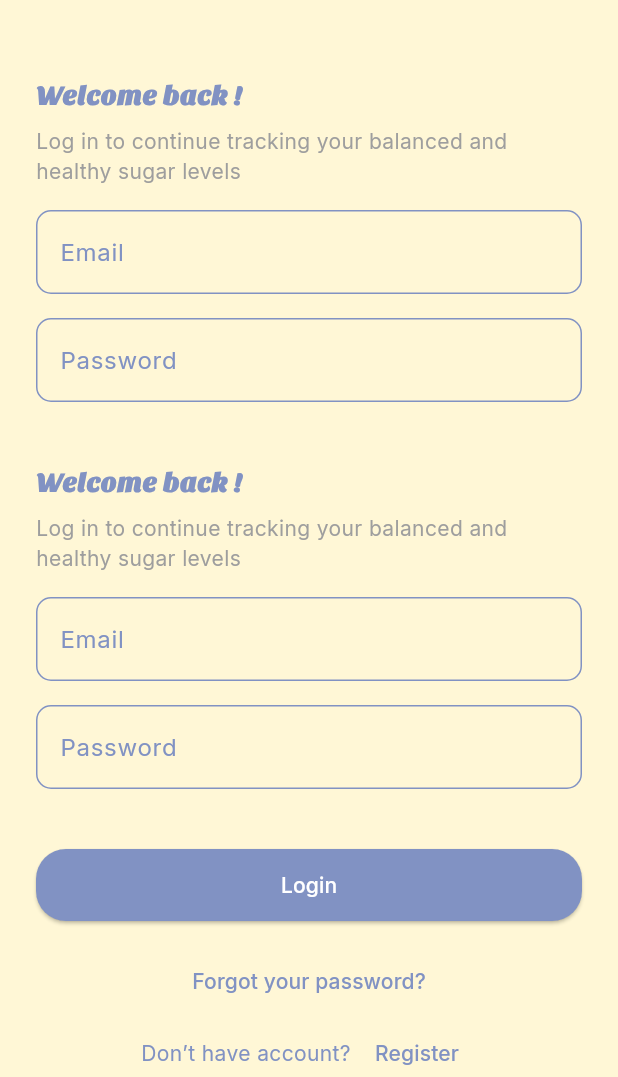
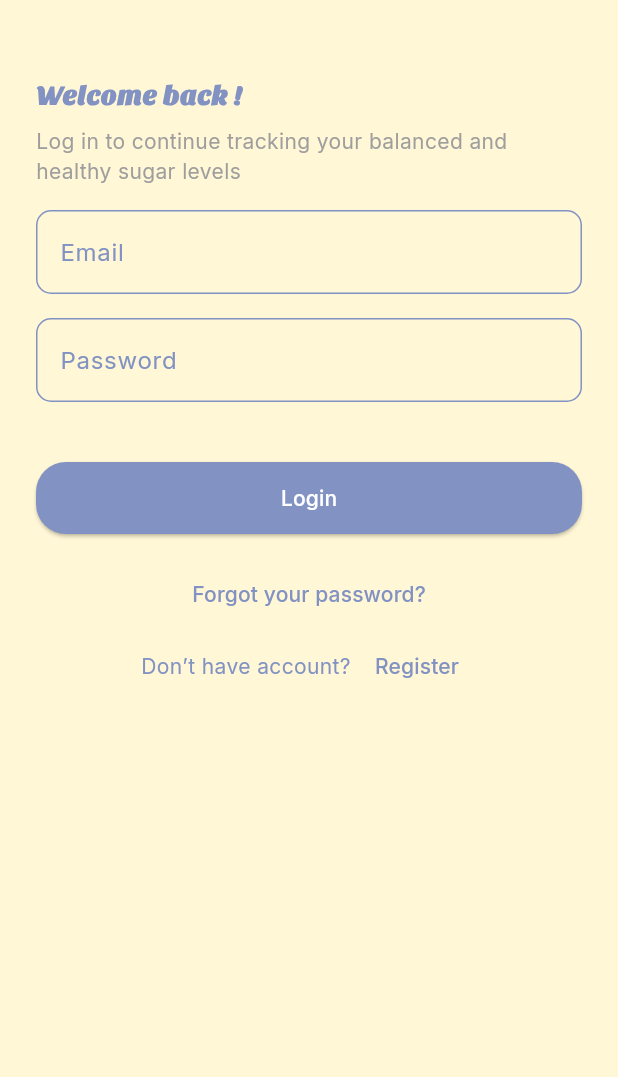
Before and after one commit to balbinopb/sweetTake_app, a Flutter app: the LoginView screen opened by its route, on a phone screen of 412 x 824 dp, the part 159-1236 px from its top. Run offline on Flutter 3.47's test engine with Material 3 defaults, Android fonts, the light colour scheme and no system bars; our stand-ins replace get, google_fonts.

Commit message:
update login

```diff
--- a/lib/app/modules/login/views/login_view.dart
+++ b/lib/app/modules/login/views/login_view.dart
@@ -1,5 +1,4 @@
 import 'package:flutter/material.dart';
-
 import 'package:get/get.dart';
 import 'package:sweettake_app/app/widgets/custom_textfield.dart';
 
@@ -9,15 +8,15 @@ import '../controllers/login_controller.dart';
 
 class LoginView extends GetView<LoginController> {
   const LoginView({super.key});
+
   @override
   Widget build(BuildContext context) {
     return Scaffold(
       resizeToAvoidBottomInset: true,
       body: SafeArea(
         child: SingleChildScrollView(
-          padding: const EdgeInsets.symmetric(horizontal: 24.0,vertical: 60),
+          padding: const EdgeInsets.symmetric(horizontal: 24.0, vertical: 60),
           child: Column(
-            mainAxisAlignment: MainAxisAlignment.center,
             crossAxisAlignment: CrossAxisAlignment.center,
             children: [
               Text(
@@ -28,43 +27,11 @@ class LoginView extends GetView<LoginController> {
                   color: AppColors.primary,
                 ),
               ),
-              SizedBox(height: 50),
+
+              const SizedBox(height: 50),
+
               Align(
-                alignment: Alignment.topLeft,
-                child: Text(
-                  'Welcome back !',
-                  textAlign: TextAlign.left,
-                  style: TextStyle(
-                    fontSize: 18,
-                    fontFamily: 'sansitaOne',
-                    fontWeight: FontWeight.w600,
-                    color: AppColors.primary,
-                  ),
-                ),
-              ),
-              SizedBox(height: 8),
-              Text(
-                'Log in to continue tracking your balanced and healthy sugar levels',
-                textAlign: TextAlign.left,
-                style: TextStyle(color: Colors.grey),
-              ),
-              SizedBox(height: 16),
-
-              CustomTextfield(
-                textController: controller.emailC,
-                labelText: "Email",
-              ),
-              SizedBox(height: 16),
-              CustomTextfield(
-                textController: controller.passwordC,
-                labelText: "Password",
-                isObscure: true,
-              ),
-              SizedBox(height: 40),
-
-                  // content
-                  Align(
-                    alignment: Alignment.topLeft,
+                alignment: Alignment.centerLeft,
                 child: Text(
                   'Welcome back !',
                   style: TextStyle(
@@ -75,11 +42,15 @@ class LoginView extends GetView<LoginController> {
                   ),
                 ),
               ),
+
               const SizedBox(height: 8),
+
               Text(
                 'Log in to continue tracking your balanced and healthy sugar levels',
+                textAlign: TextAlign.left,
                 style: TextStyle(color: Colors.grey),
               ),
+
               const SizedBox(height: 16),
 
               CustomTextfield(
@@ -87,10 +58,13 @@ class LoginView extends GetView<LoginController> {
                 labelText: "Email",
               ),
               const SizedBox(height: 16),
+
               CustomTextfield(
                 textController: controller.passwordC,
+                isObscure: true,
                 labelText: "Password",
               ),
+
               const SizedBox(height: 40),
 
               SizedBox(
@@ -110,6 +84,7 @@ class LoginView extends GetView<LoginController> {
                   ),
                 ),
               ),
+
               const SizedBox(height: 16),
 
               TextButton(
@@ -136,11 +111,7 @@ class LoginView extends GetView<LoginController> {
                   ),
                 ],
               ),
-
-                  const Spacer(),
             ],
-              ),
-            ),
           ),
         ),
       ),
--- a/pubspec.yaml
+++ b/pubspec.yaml
@@ -29,8 +29,6 @@ dev_dependencies:
 
 
 flutter:
-
-
   uses-material-design: true
 
   assets:
```
Lines whose indentation alone changed are shown as unchanged.
